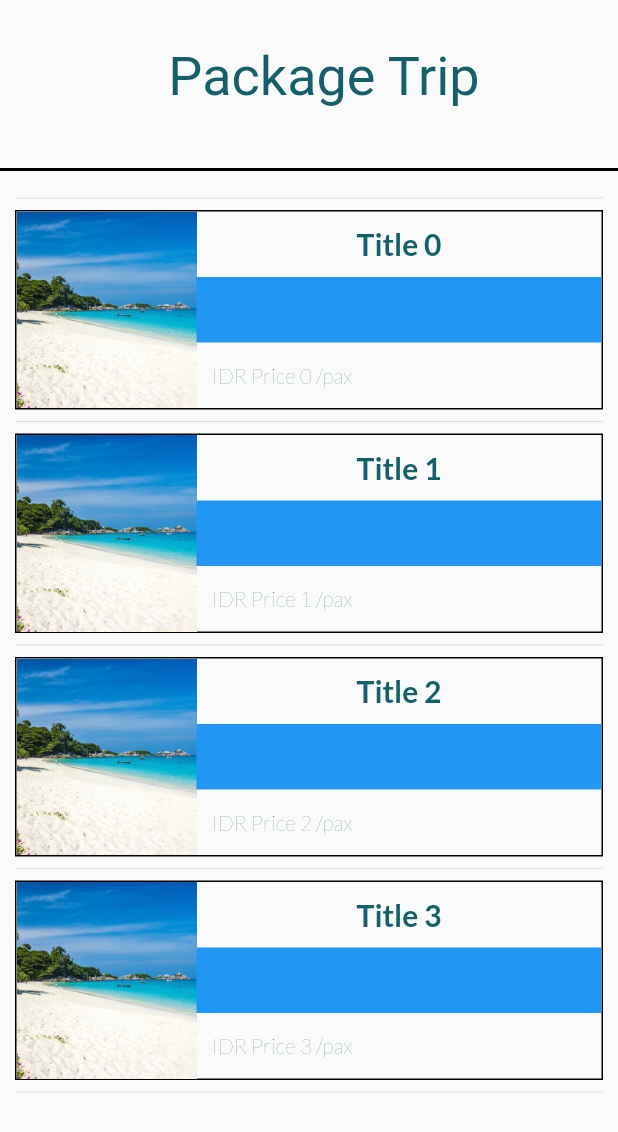
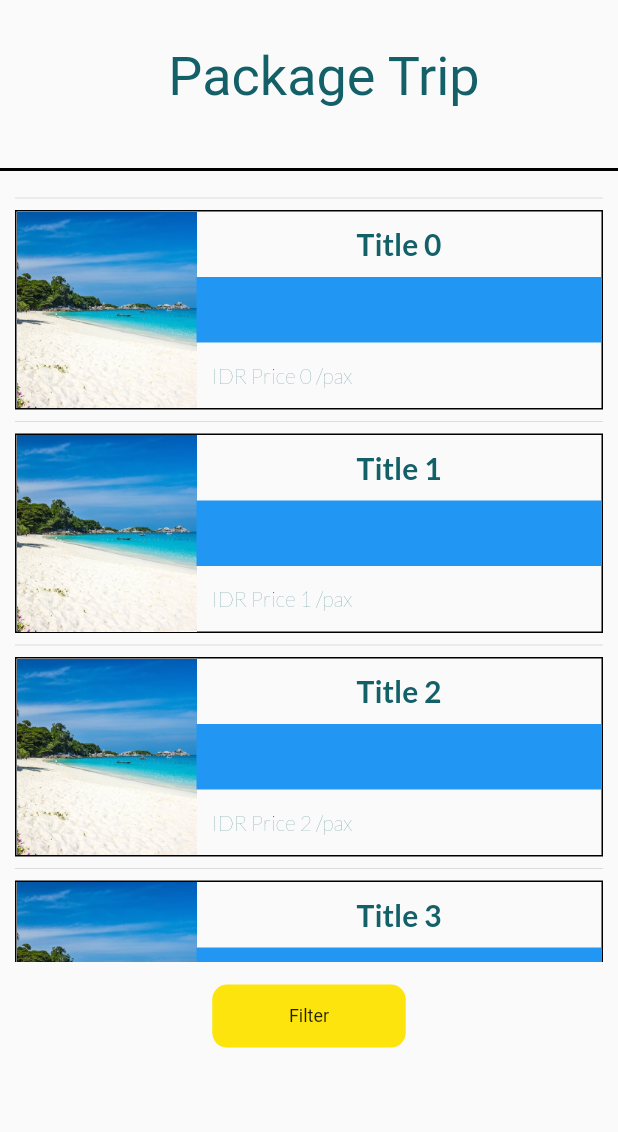
Before and after one commit to jakihanif23/bali-journey-apps, a Flutter app: the PackageTrip screen opened directly, on a phone screen of 412 x 824 dp. Shown: the top 1132 px of the screen. Run offline on Flutter 3.47's test engine with Material 2 defaults, Android fonts, the phone set to English and light mode, and no system bars; our stand-ins replace flutter_svg, google_fonts; missing offline and left inert: custom_top_navigator; Roboto replaces fonts that are missing (Salsa).

Commit message:
add button in package trip

```diff
--- a/lib/pages/packagetrip.dart
+++ b/lib/pages/packagetrip.dart
@@ -1,6 +1,7 @@
 import 'package:flutter/cupertino.dart';
 import 'package:flutter/material.dart';
 import 'package:google_fonts/google_fonts.dart';
+import 'package:wisata_bali/widgets/buttonyellow.dart';
 import 'package:wisata_bali/widgets/card.dart';
 import 'package:wisata_bali/widgets/category.dart';
 import 'package:wisata_bali/widgets/packagetripcard.dart';
@@ -56,8 +57,7 @@ class _PackageTripState extends State<PackageTrip> {
                   ),
                 ),
                 Container(
-                  height: MediaQuery.of(context).size.height * 0.80,
-                  padding: EdgeInsets.only(bottom: 40),
+                  height: MediaQuery.of(context).size.height * 0.64,
                   child: ListView.builder(
                     shrinkWrap: true,
                     padding: EdgeInsets.all(10.0),
@@ -66,7 +66,18 @@ class _PackageTripState extends State<PackageTrip> {
                       return PackageTripCard('Title $index', 'assets/beach.jpg', 'Price $index');
                     },
                   ),
-                )
+                ),
+                Container(
+                    width: MediaQuery.of(context).size.width,
+                    padding: EdgeInsets.only(top: 15),
+                    height: 70,
+                    child: Column(
+                      children: [
+                        ButtonYellow(title: 'Filter')
+                      ],
+                    )
+                ),
+
               ],
             )
         ),
--- /dev/null
+++ b/lib/widgets/buttonyellow.dart
@@ -0,0 +1,26 @@
+import 'package:flutter/material.dart';
+import 'package:google_fonts/google_fonts.dart';
+
+class ButtonYellow extends StatelessWidget {
+  final String title;
+  const ButtonYellow({Key? key, required this.title}) : super(key: key);
+
+  @override
+  Widget build(BuildContext context) {
+    return Container(
+      alignment: Alignment.center,
+      width: 129,
+      height: 42,
+      decoration: BoxDecoration(
+          color: Color(0xffFCE40C),
+          borderRadius: BorderRadius.circular(10)
+      ),
+      child: Text(
+        title,
+        style: GoogleFonts.salsa(
+            fontSize: 12
+        ),
+      ),
+    );
+  }
+}
```
